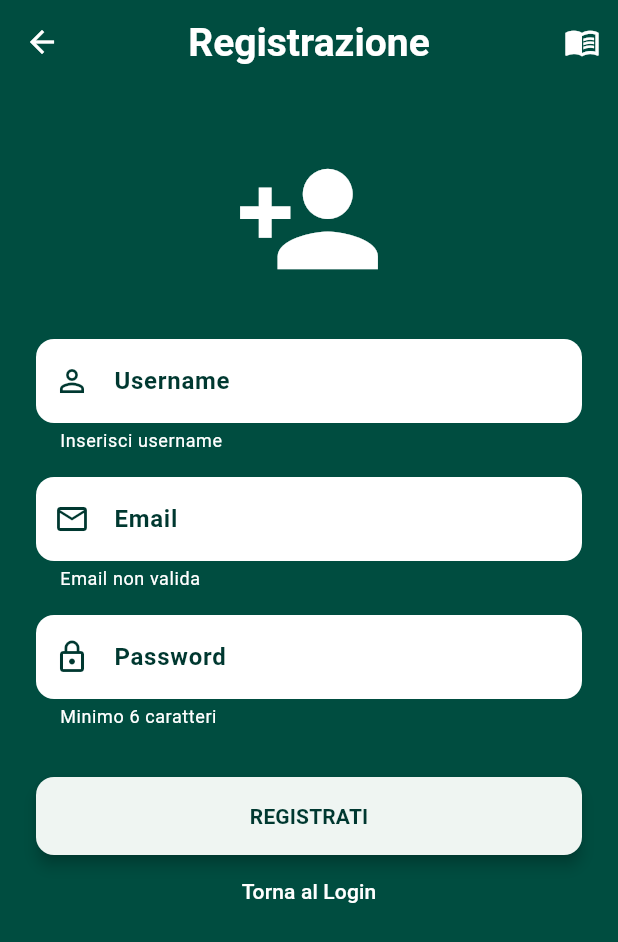
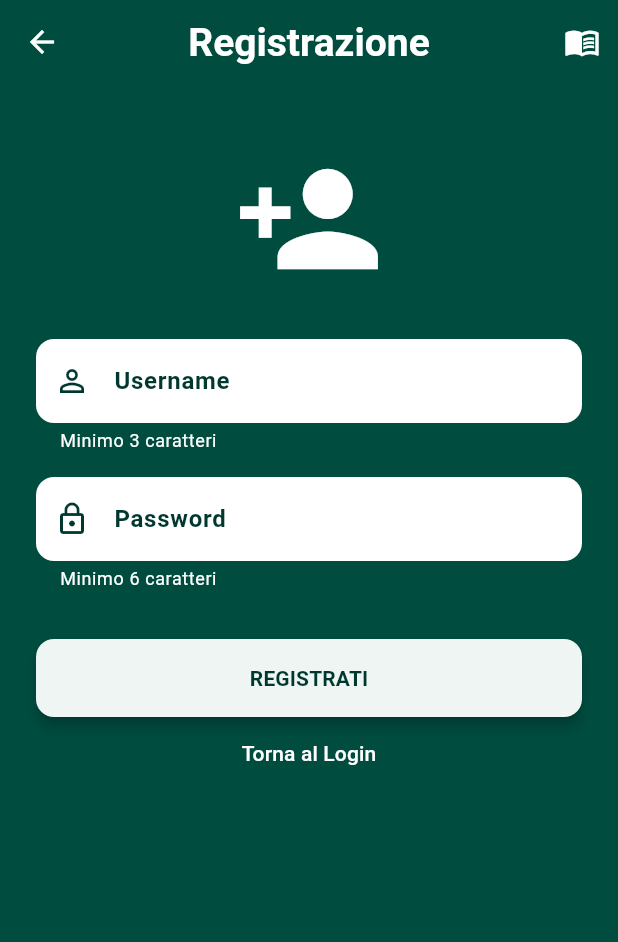
Before and after one commit to bisco22/mHealthApp, a Flutter app: the RegisterPage screen opened directly, after a tap on "REGISTRATI", on a phone screen of 412 x 824 dp. Shown: the top 942 px of the screen. Run offline on Flutter 3.47's test engine with Material 3 defaults, Android fonts, the phone set to English and light mode, and no system bars; our stand-ins replace fl_chart; network calls fail.

Commit message:
commit 20260506-3

```diff
--- a/lib/home_page.dart
+++ b/lib/home_page.dart
@@ -212,8 +212,6 @@ class _HomePageState extends State<HomePage> {
                 padding: const EdgeInsets.all(20.0),
                 child: Column(
                   children: [
-                    _buildInfoRow(Icons.email, 'Email', 'admin@mhealth.com'),
-                    const Divider(color: Colors.white12),
                     _buildInfoRow(Icons.emoji_events, 'Ultimo Punteggio', '$_score / ${_questions.length}'),
                     const Divider(color: Colors.white12),
                     _buildInfoRow(Icons.star, 'Record Personale', '$_bestScore'),
--- a/lib/registration_page.dart
+++ b/lib/registration_page.dart
@@ -1,5 +1,7 @@
 import 'package:flutter/material.dart';
 import 'package:url_launcher/url_launcher.dart';
+import 'package:http/http.dart' as http;
+import 'dart:convert';
 
 class RegisterPage extends StatefulWidget {
   const RegisterPage({super.key});
@@ -10,31 +12,79 @@ class RegisterPage extends StatefulWidget {
 
 class _RegisterPageState extends State<RegisterPage> {
   final _formKey = GlobalKey<FormState>();
+  final _usernameController = TextEditingController();
+  final _passwordController = TextEditingController();
   bool _isLoading = false;
+
+  @override
+  void dispose() {
+    _usernameController.dispose();
+    _passwordController.dispose();
+    super.dispose();
+  }
 
   void _register() async {
     if (_formKey.currentState!.validate()) {
       setState(() => _isLoading = true);
-      await Future.delayed(const Duration(seconds: 1));
+
+      try {
+        final response = await http.post(
+          Uri.parse('https://mhealthapp.onrender.com/auth/register'),
+          headers: {'Content-Type': 'application/json'},
+          body: jsonEncode({
+            'username': _usernameController.text.trim(),
+            'password': _passwordController.text,
+          }),
+        );
+
         if (!mounted) return;
 
+        if (response.statusCode == 201) {
           ScaffoldMessenger.of(context).showSnackBar(
-        const SnackBar(content: Text('Account creato con successo!')),
+            const SnackBar(content: Text('Account creato con successo! Ora puoi accedere.')),
           );
-      Navigator.pop(context);
+          Navigator.pop(context); // Torna al login
+        } else {
+          final errorData = jsonDecode(response.body);
+          _showError(errorData['message'] ?? 'Errore durante la registrazione');
         }
+      } catch (e) {
+        _showError('Errore di connessione al server.');
+      } finally {
+        if (mounted) setState(() => _isLoading = false);
+      }
+    }
+  }
+
+  void _showError(String message) {
+    showDialog(
+      context: context,
+      builder: (context) => AlertDialog(
+        title: const Text('Errore'),
+        content: Text(message),
+        actions: [
+          TextButton(
+            onPressed: () => Navigator.pop(context),
+            child: const Text('OK'),
+          ),
+        ],
+      ),
+    );
   }
 
   @override
   Widget build(BuildContext context) {
     return Scaffold(
-      appBar: AppBar(title: const Text('Registrazione'),
-          actions:[IconButton(
+      appBar: AppBar(
+        title: const Text('Registrazione'),
+        actions: [
+          IconButton(
             icon: const Icon(Icons.menu_book),
             tooltip: 'Manuale API',
             onPressed: () => _launchManual(context),
           ),
-    ]),
+        ],
+      ),
       body: SingleChildScrollView(
         child: Padding(
           padding: const EdgeInsets.symmetric(horizontal: 24, vertical: 40),
@@ -45,25 +95,19 @@ class _RegisterPageState extends State<RegisterPage> {
                 const Icon(Icons.person_add, size: 100, color: Colors.white),
                 const SizedBox(height: 30),
                 TextFormField(
+                  controller: _usernameController,
                   style: const TextStyle(color: Color.fromARGB(255, 45, 25, 35)),
                   decoration: const InputDecoration(
                     labelText: 'Username',
                     prefixIcon: Icon(Icons.person_outline),
                   ),
-                  validator: (v) => (v == null || v.isEmpty) ? 'Inserisci username' : null,
+                  validator: (v) => (v == null || v.length < 3) ? 'Minimo 3 caratteri' : null,
                 ),
                 const SizedBox(height: 16),
-                TextFormField(
-                  style: const TextStyle(color: Color.fromARGB(255, 45, 25, 35)),
-                  decoration: const InputDecoration(
-                    labelText: 'Email',
-                    prefixIcon: Icon(Icons.email_outlined),
-                  ),
-                  validator: (v) => (v == null || !v.contains('@')) ? 'Email non valida' : null,
-                ),
-                const SizedBox(height: 16),
+                // Nota: Il tuo server attualmente non gestisce il campo email nella tabella users
                 TextFormField(
                   obscureText: true,
+                  controller: _passwordController,
                   style: const TextStyle(color: Color.fromARGB(255, 45, 25, 35)),
                   decoration: const InputDecoration(
                     labelText: 'Password',
```
Also changed, not shown: lib/login_page.dart (+32 -11 lines). Lines whose indentation alone changed are shown as unchanged.
